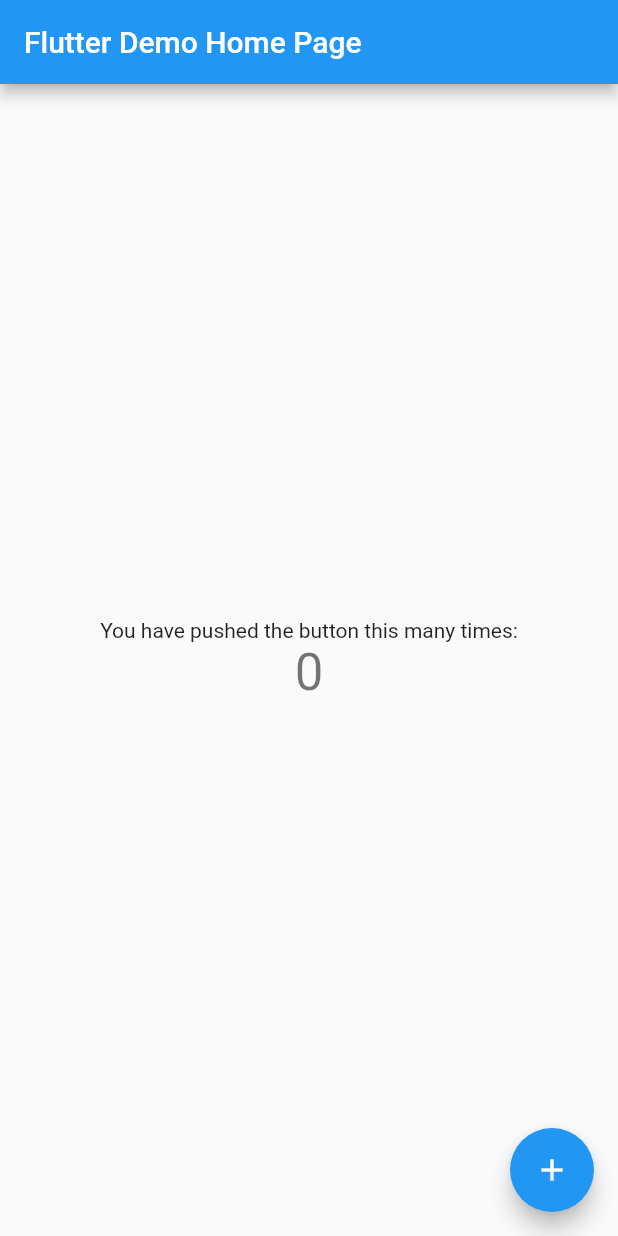
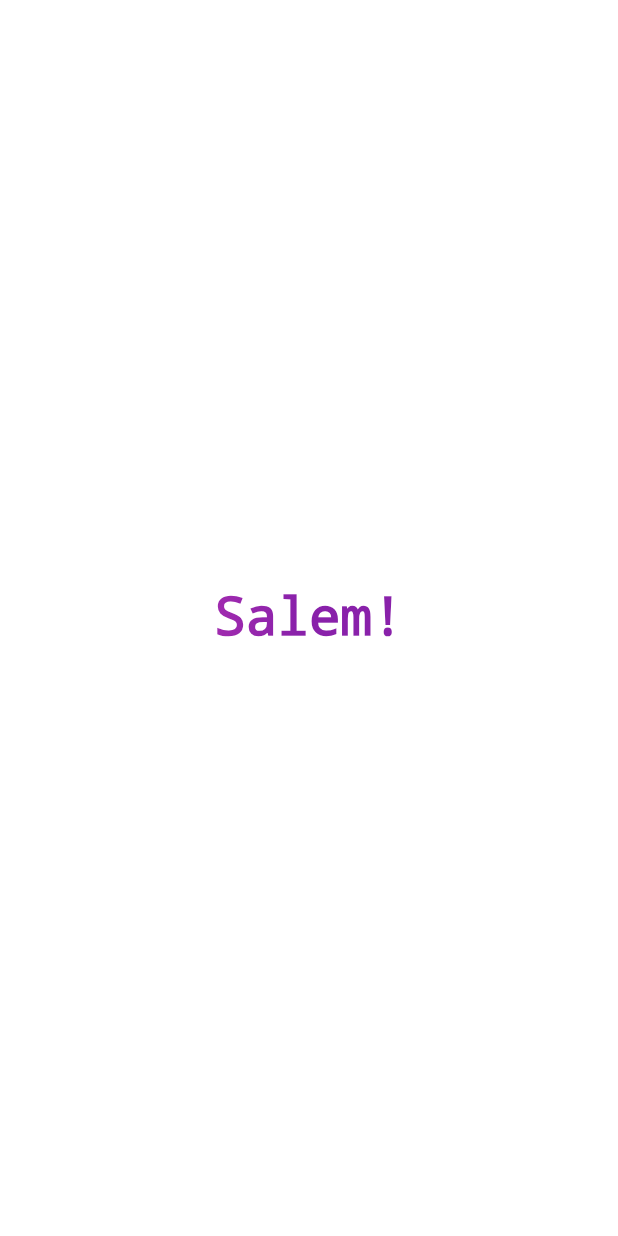
Before and after one commit to K1yoshiSho/KokorinFlutter, a Flutter app: the screen it shows after launch, on a phone screen of 412 x 824 dp. Run offline on Flutter 3.47's test engine with Material 2 defaults, Android fonts, the phone set to English and light mode, and no system bars.

Commit message:
first home work

```diff
--- a/lib/main.dart
+++ b/lib/main.dart
@@ -1,4 +1,7 @@
+// ignore_for_file: prefer_const_constructors
+
 import 'package:flutter/material.dart';
+import 'package:flutter_application_1/textHw.dart';
 
 void main() {
   runApp(const MyApp());
@@ -7,40 +10,20 @@ void main() {
 class MyApp extends StatelessWidget {
   const MyApp({super.key});
 
-  // This widget is the root of your application.
   @override
   Widget build(BuildContext context) {
     return MaterialApp(
-      title: 'Flutter Demo',
+      title: 'Kokorin: Flutter',
       theme: ThemeData(
-        // This is the theme of your application.
-        //
-        // Try running your application with "flutter run". You'll see the
-        // application has a blue toolbar. Then, without quitting the app, try
-        // changing the primarySwatch below to Colors.green and then invoke
-        // "hot reload" (press "r" in the console where you ran "flutter run",
-        // or simply save your changes to "hot reload" in a Flutter IDE).
-        // Notice that the counter didn't reset back to zero; the application
-        // is not restarted.
         primarySwatch: Colors.blue,
       ),
-      home: const MyHomePage(title: 'Flutter Demo Home Page'),
+      home: const MyHomePage(title: 'Home'),
     );
   }
 }
 
 class MyHomePage extends StatefulWidget {
   const MyHomePage({super.key, required this.title});
-
-  // This widget is the home page of your application. It is stateful, meaning
-  // that it has a State object (defined below) that contains fields that affect
-  // how it looks.
-
-  // This class is the configuration for the state. It holds the values (in this
-  // case the title) provided by the parent (in this case the App widget) and
-  // used by the build method of the State. Fields in a Widget subclass are
-  // always marked "final".
-
   final String title;
 
   @override
@@ -48,68 +31,8 @@ class MyHomePage extends StatefulWidget {
 }
 
 class _MyHomePageState extends State<MyHomePage> {
-  int _counter = 0;
-
-  void _incrementCounter() {
-    setState(() {
-      // This call to setState tells the Flutter framework that something has
-      // changed in this State, which causes it to rerun the build method below
-      // so that the display can reflect the updated values. If we changed
-      // _counter without calling setState(), then the build method would not be
-      // called again, and so nothing would appear to happen.
-      _counter++;
-    });
-  }
-
   @override
   Widget build(BuildContext context) {
-    // This method is rerun every time setState is called, for instance as done
-    // by the _incrementCounter method above.
-    //
-    // The Flutter framework has been optimized to make rerunning build methods
-    // fast, so that you can just rebuild anything that needs updating rather
-    // than having to individually change instances of widgets.
-    return Scaffold(
-      appBar: AppBar(
-        // Here we take the value from the MyHomePage object that was created by
-        // the App.build method, and use it to set our appbar title.
-        title: Text(widget.title),
-      ),
-      body: Center(
-        // Center is a layout widget. It takes a single child and positions it
-        // in the middle of the parent.
-        child: Column(
-          // Column is also a layout widget. It takes a list of children and
-          // arranges them vertically. By default, it sizes itself to fit its
-          // children horizontally, and tries to be as tall as its parent.
-          //
-          // Invoke "debug painting" (press "p" in the console, choose the
-          // "Toggle Debug Paint" action from the Flutter Inspector in Android
-          // Studio, or the "Toggle Debug Paint" command in Visual Studio Code)
-          // to see the wireframe for each widget.
-          //
-          // Column has various properties to control how it sizes itself and
-          // how it positions its children. Here we use mainAxisAlignment to
-          // center the children vertically; the main axis here is the vertical
-          // axis because Columns are vertical (the cross axis would be
-          // horizontal).
-          mainAxisAlignment: MainAxisAlignment.center,
-          children: <Widget>[
-            const Text(
-              'You have pushed the button this many times:',
-            ),
-            Text(
-              '$_counter',
-              style: Theme.of(context).textTheme.headline4,
-            ),
-          ],
-        ),
-      ),
-      floatingActionButton: FloatingActionButton(
-        onPressed: _incrementCounter,
-        tooltip: 'Increment',
-        child: const Icon(Icons.add),
-      ), // This trailing comma makes auto-formatting nicer for build methods.
-    );
+    return MyText();
   }
 }
--- /dev/null
+++ b/lib/textHw.dart
@@ -0,0 +1,21 @@
+import 'package:flutter/material.dart';
+
+class MyText extends StatelessWidget {
+  const MyText({super.key});
+
+  @override
+  Widget build(BuildContext context) {
+    return Center(
+        child: Text(
+      'Salem!',
+      style: TextStyle(
+          fontSize: 35,
+          fontWeight: FontWeight.bold,
+          decoration: TextDecoration.none,
+          foreground: Paint()
+            ..shader = const LinearGradient(
+              colors: <Color>[Color(0xffDA44bb), Color(0xff8921aa)],
+            ).createShader(const Rect.fromLTWH(0.0, 0.0, 200.0, 70.0))),
+    ));
+  }
+}
```
